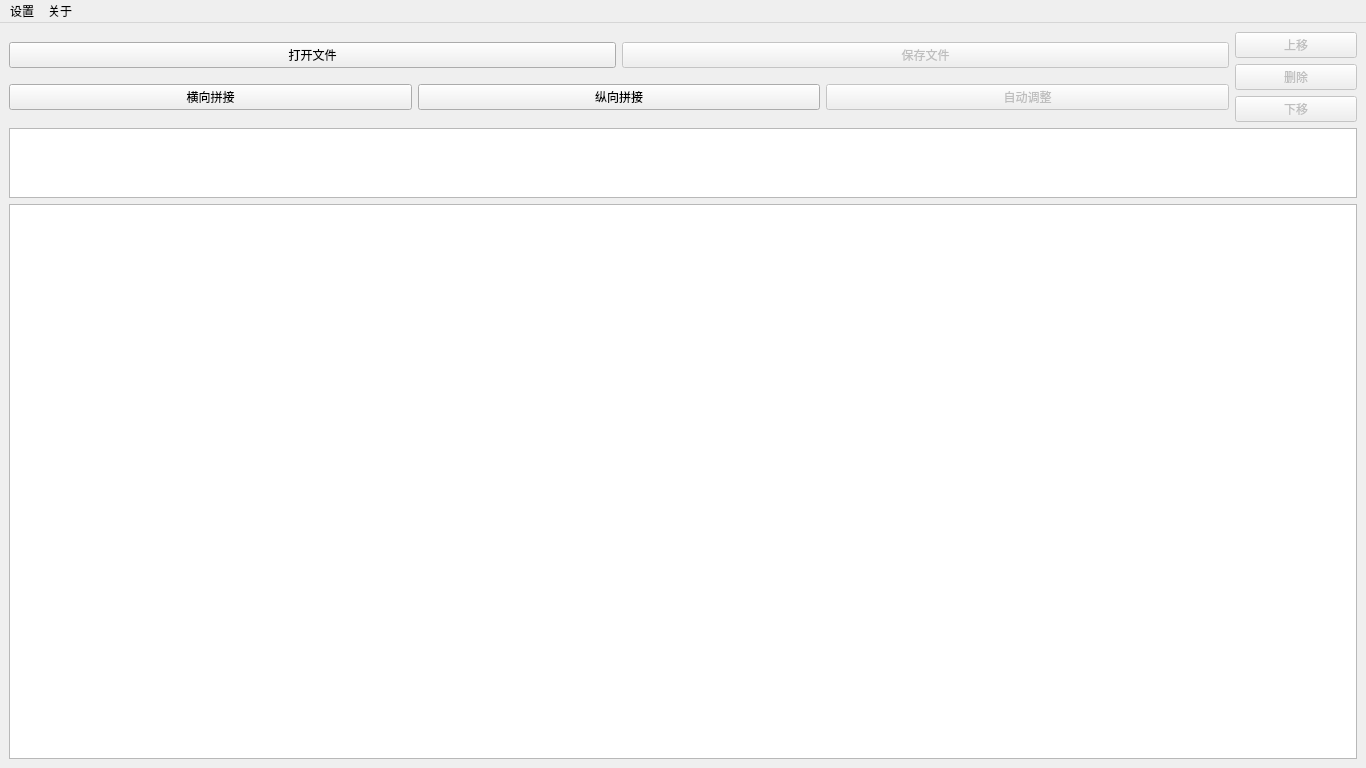
Old version of the form mainwindow.ui in the repository JKWTCN/ImageSplicing.
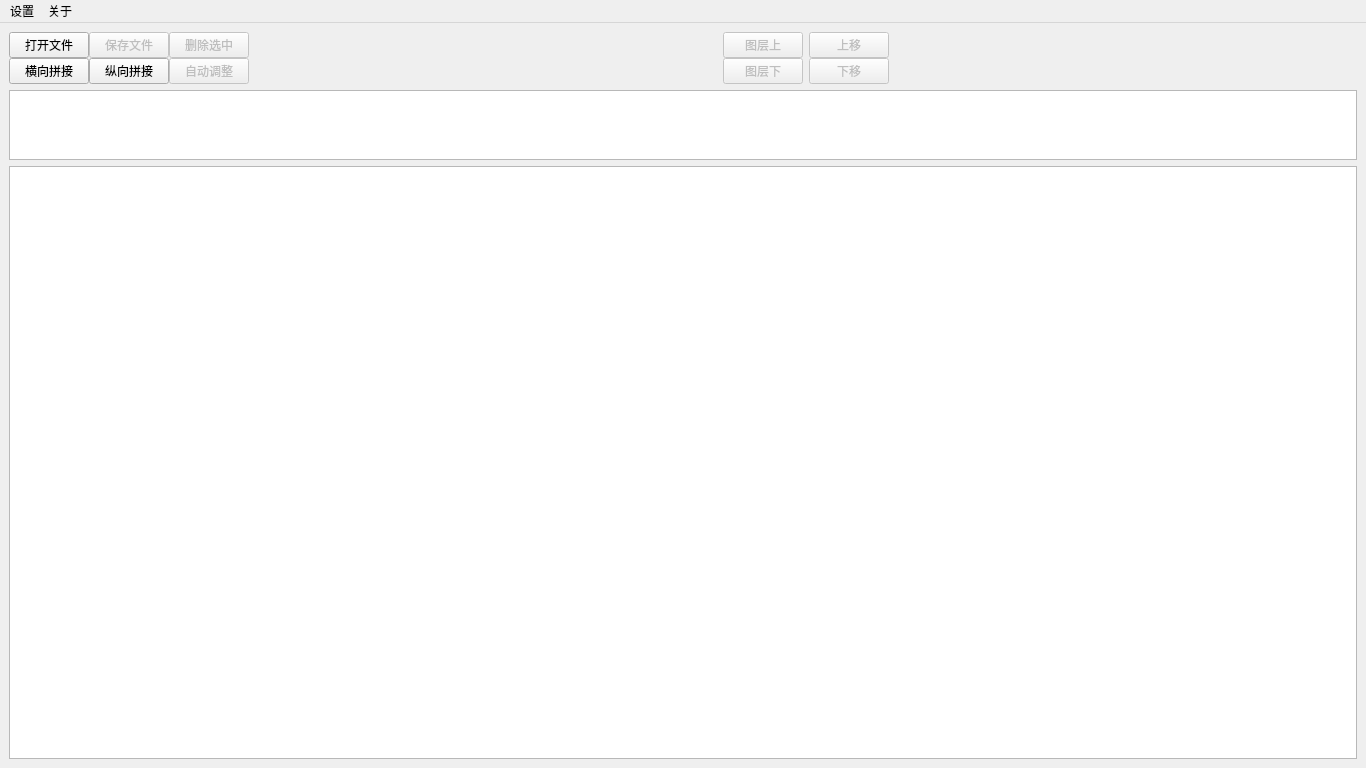
New version of the form.

Commit message: feat:添加图层上下移动按钮，优化UI布局和功能

Patch:
```diff
--- a/mainwindow.ui
+++ b/mainwindow.ui
@@ -14,11 +14,16 @@
    <string>ImageSplicing</string>
   </property>
   <widget class="QWidget" name="centralwidget">
-   <layout class="QVBoxLayout" name="verticalLayout_3" stretch="1,2,20">
+   <layout class="QVBoxLayout" name="verticalLayout_4" stretch="1,2,20">
     <item>
-     <layout class="QHBoxLayout" name="horizontalLayout_2" stretch="10,1">
+     <layout class="QHBoxLayout" name="horizontalLayout_3">
+      <item>
+       <layout class="QHBoxLayout" name="horizontalLayout_2">
       <item>
        <layout class="QVBoxLayout" name="verticalLayout">
+          <property name="spacing">
+           <number>0</number>
+          </property>
         <item>
          <layout class="QHBoxLayout" name="horizontalLayout">
           <item>
@@ -38,6 +43,16 @@
             </property>
            </widget>
           </item>
+            <item>
+             <widget class="QPushButton" name="pushButton_7">
+              <property name="enabled">
+               <bool>false</bool>
+              </property>
+              <property name="text">
+               <string>删除选中</string>
+              </property>
+             </widget>
+            </item>
          </layout>
         </item>
         <item>
@@ -76,8 +91,51 @@
         </item>
        </layout>
       </item>
+        <item>
+         <spacer name="horizontalSpacer">
+          <property name="orientation">
+           <enum>Qt::Horizontal</enum>
+          </property>
+          <property name="sizeHint" stdset="0">
+           <size>
+            <width>40</width>
+            <height>20</height>
+           </size>
+          </property>
+         </spacer>
+        </item>
+        <item>
+         <layout class="QVBoxLayout" name="verticalLayout_3">
+          <property name="spacing">
+           <number>0</number>
+          </property>
+          <item>
+           <widget class="QPushButton" name="pushButton_LayerUp">
+            <property name="enabled">
+             <bool>false</bool>
+            </property>
+            <property name="text">
+             <string>图层上</string>
+            </property>
+           </widget>
+          </item>
+          <item>
+           <widget class="QPushButton" name="pushButton_LayerDown">
+            <property name="enabled">
+             <bool>false</bool>
+            </property>
+            <property name="text">
+             <string>图层下</string>
+            </property>
+           </widget>
+          </item>
+         </layout>
+        </item>
       <item>
        <layout class="QVBoxLayout" name="verticalLayout_2">
+          <property name="spacing">
+           <number>0</number>
+          </property>
         <item>
          <widget class="QPushButton" name="pushButton_5">
           <property name="enabled">
@@ -88,16 +146,6 @@
           </property>
          </widget>
         </item>
-        <item>
-         <widget class="QPushButton" name="pushButton_7">
-          <property name="enabled">
-           <bool>false</bool>
-          </property>
-          <property name="text">
-           <string>删除</string>
-          </property>
-         </widget>
-        </item>
         <item>
          <widget class="QPushButton" name="pushButton_6">
           <property name="enabled">
@@ -110,6 +158,21 @@
         </item>
        </layout>
       </item>
+        <item>
+         <spacer name="horizontalSpacer_2">
+          <property name="orientation">
+           <enum>Qt::Horizontal</enum>
+          </property>
+          <property name="sizeHint" stdset="0">
+           <size>
+            <width>40</width>
+            <height>20</height>
+           </size>
+          </property>
+         </spacer>
+        </item>
+       </layout>
+      </item>
      </layout>
     </item>
     <item>
```
Left out of the diff: 2 changed lines with no effect on the pictures. Lines whose indentation alone changed are shown as unchanged. The commit also changes 3 other files.
